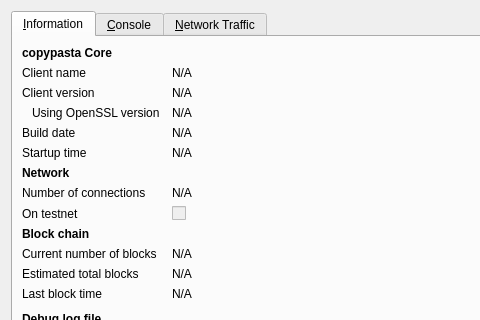
Old version of the form src/qt/forms/rpcconsole.ui in the repository scriptr4777/FPSBetCoin; both pictures show x 0 to 480 and y 0 to 320 of the 740 by 450 pixel window.
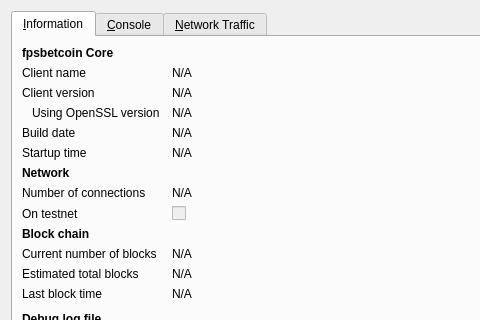
New version of the form. Icons and pictures are not drawn. Custom widgets are drawn as their Qt base class.

```diff
--- a/src/qt/forms/rpcconsole.ui
+++ b/src/qt/forms/rpcconsole.ui
@@ -39,7 +39,7 @@
           </font>
          </property>
          <property name="text">
-          <string>copypasta Core</string>
+          <string>fpsbetcoin Core</string>
          </property>
         </widget>
        </item>
```
Left out of the diff: 6 changed lines with no effect on the pictures.
